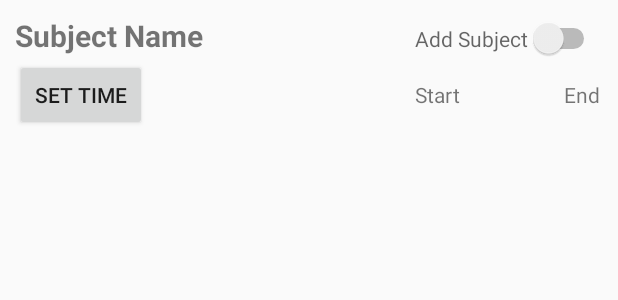
After one commit to tanmay-des/Attenote, an Android app: the layout time_data_list_item.xml on its own in the app's theme, with its tools: preview values and no code run, on a phone screen of 412 x 824 dp. The commit adds this screen. Shown: the top 300 px of the screen. Run offline under Robolectric (Android 15) with nearby library versions, the phone set to English and light mode, and no system bars.

Commit message:
Added List View for the setting th Time Table

```diff
--- a/app/build.gradle
+++ b/app/build.gradle
@@ -20,10 +20,12 @@ android {
 }
 
 dependencies {
-    compile fileTree(dir: 'libs', include: ['*.jar'])
+    compile fileTree(include: ['*.jar'], dir: 'libs')
     androidTestCompile('com.android.support.test.espresso:espresso-core:2.2.2', {
         exclude group: 'com.android.support', module: 'support-annotations'
     })
     compile 'com.android.support:appcompat-v7:24.2.1'
+    compile 'com.android.support:support-v4:24.2.1'
     testCompile 'junit:junit:4.12'
+    compile 'com.android.support:recyclerview-v7:24.2.1'
 }
--- a/app/src/main/AndroidManifest.xml
+++ b/app/src/main/AndroidManifest.xml
@@ -17,6 +17,8 @@
         </activity>
         <activity android:name=".AddSubjectActivity">
         </activity>
+        <activity android:name=".SetTimeTableActivity">
+        </activity>
     </application>
 
 </manifest>
--- /dev/null
+++ b/app/src/main/res/layout/time_data_list_item.xml
@@ -0,0 +1,65 @@
+<?xml version="1.0" encoding="utf-8"?>
+<RelativeLayout xmlns:android="http://schemas.android.com/apk/res/android"
+                android:layout_width="match_parent"
+                android:layout_height="match_parent">
+
+    <Switch
+        android:layout_width="wrap_content"
+        android:layout_height="wrap_content"
+        android:hint="Add Subject"
+        android:id="@+id/time_data_switch"
+        android:layout_alignBaseline="@+id/time_data_text_view"
+        android:layout_alignBottom="@+id/time_data_text_view"
+        android:layout_alignParentRight="true"
+        android:layout_alignParentEnd="true"
+        android:layout_marginRight="12dp"
+        android:layout_marginEnd="12dp"/>
+
+    <TextView
+        android:layout_width="wrap_content"
+        android:layout_height="wrap_content"
+        android:id="@+id/time_data_end"
+        android:textSize="14sp"
+        android:text="End"
+        android:layout_alignBaseline="@+id/time_data_start"
+        android:layout_alignBottom="@+id/time_data_start"
+        android:layout_alignRight="@+id/time_data_switch"
+        android:layout_alignEnd="@+id/time_data_switch"/>
+
+    <TextView
+        android:layout_width="wrap_content"
+        android:layout_height="wrap_content"
+        android:id="@+id/time_data_start"
+        android:text="Start"
+        android:textSize="14sp"
+        android:layout_alignBaseline="@+id/time_data_set_time"
+        android:layout_alignBottom="@+id/time_data_set_time"
+        android:layout_alignLeft="@+id/time_data_switch"
+        android:layout_alignStart="@+id/time_data_switch"/>
+
+    <Button
+        android:layout_width="wrap_content"
+        android:layout_height="wrap_content"
+        android:id="@+id/time_data_set_time"
+        android:text="Set Time"
+        android:padding="0sp"
+        android:layout_below="@+id/time_data_switch"
+        android:layout_alignParentLeft="true"
+        android:layout_alignParentStart="true"
+        android:layout_marginLeft="10dp"
+        android:layout_marginStart="10dp"/>
+
+    <TextView
+        android:layout_width="wrap_content"
+        android:layout_height="wrap_content"
+        android:text="Subject Name"
+        android:textSize="20sp"
+        android:textStyle="bold"
+        android:padding="10sp"
+        android:id="@+id/time_data_text_view"
+        android:layout_alignParentTop="true"
+        android:layout_alignParentLeft="true"
+        android:layout_alignParentStart="true"/>
+
+
+</RelativeLayout>
--- a/app/src/main/res/values/strings.xml
+++ b/app/src/main/res/values/strings.xml
@@ -3,4 +3,8 @@
     <string name="welcome_to_attenote">Welcome to attenote!</string>
     <string name="add_subjects">Add subjects</string>
     <string name="add_time_table">Set Timetable</string>
+
+
+    <!-- TODO: Remove or change this placeholder text -->
+    <string name="hello_blank_fragment">Hello blank fragment</string>
 </resources>
```
Also changed, not shown: app/src/main/java/com/infinitequarks/tgz/attenote/AddSubjectActivity.java (+4 -5 lines), app/src/main/java/com/infinitequarks/tgz/attenote/AttenoteMainActivity.java (+12 -1 lines), app/src/main/java/com/infinitequarks/tgz/attenote/SetTimeTableActivity.java (added, +33 -0 lines), app/src/main/java/com/infinitequarks/tgz/attenote/TimeData.java (added, +58 -0 lines), app/src/main/java/com/infinitequarks/tgz/attenote/TimeDataLab.java (added, +39 -0 lines), app/src/main/java/com/infinitequarks/tgz/attenote/TimeListAdapter.java (added, +86 -0 lines), app/src/main/java/com/infinitequarks/tgz/attenote/database/AttenoteDatabase.java (+87 -26 lines), app/src/main/java/com/infinitequarks/tgz/attenote/database/AttenoteDbSchema.java (added, +35 -0 lines), app/src/main/res/layout/activity_set_time_table.xml (added, +56 -0 lines).
